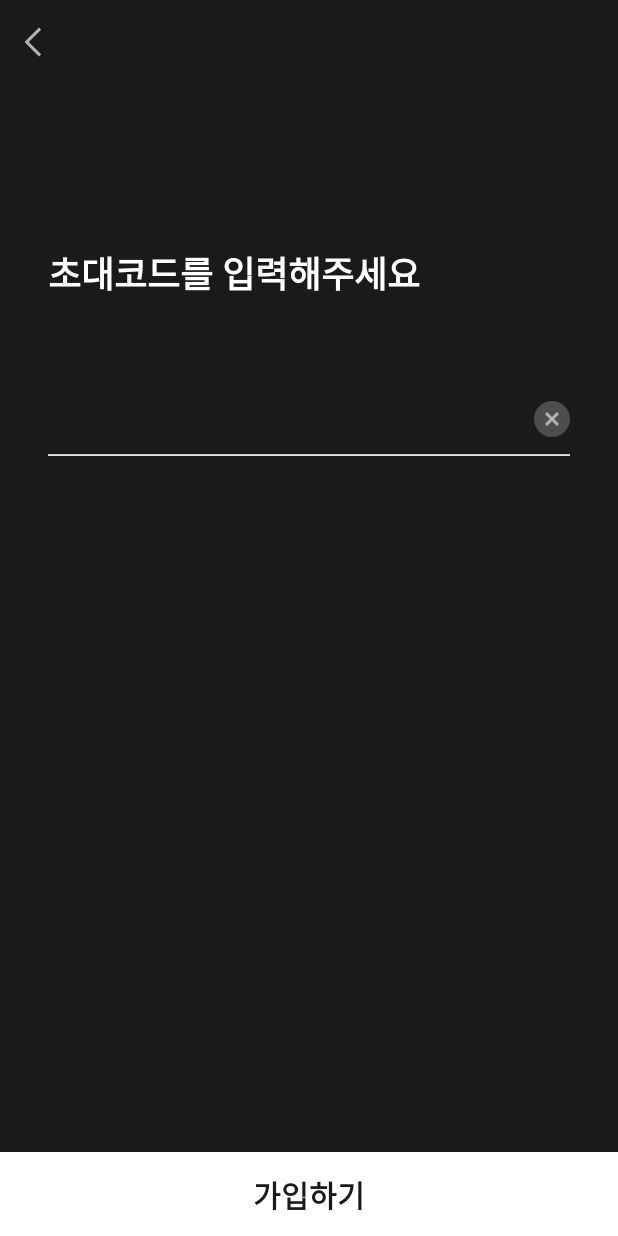
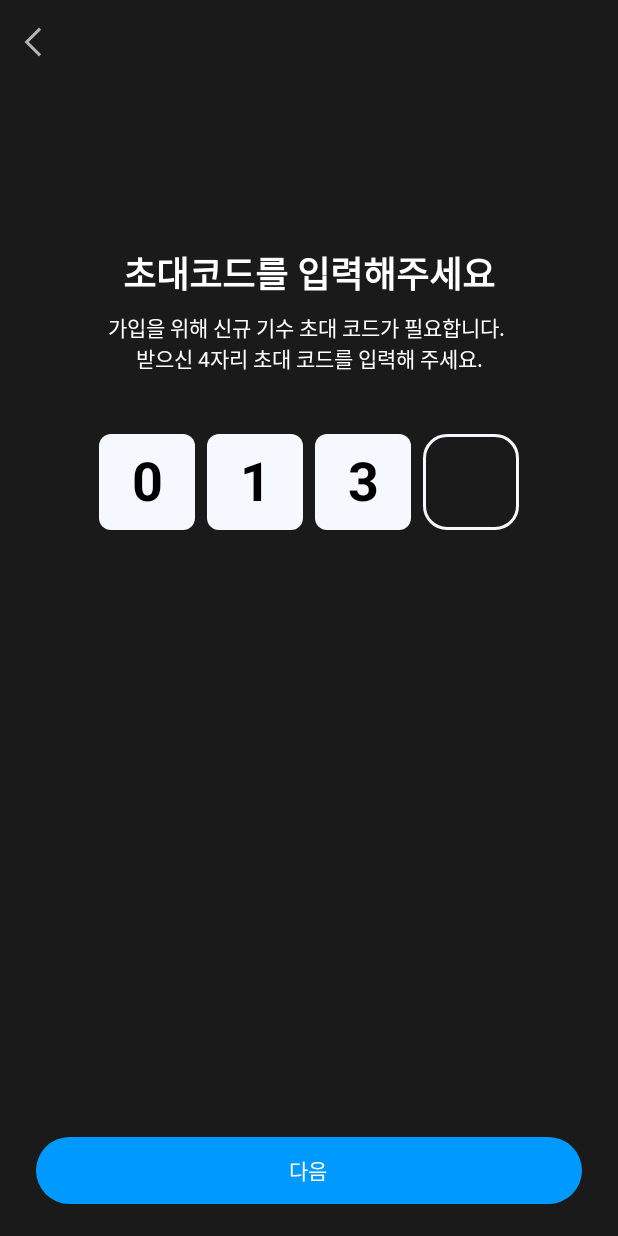
Before and after one commit to isanghoony/Attendance_Android_2024, an Android app built with Jetpack Compose: the @Preview function P1, on a phone screen of 412 x 824 dp. Run offline under Robolectric (Android 15) with nearby library versions, the phone set to English and light mode, and no system bars.

Commit message:
코드 입력 화면 일부 구현

```diff
--- a/app/src/main/java/com/ddd/attendance/ui/component/DDDText.kt
+++ b/app/src/main/java/com/ddd/attendance/ui/component/DDDText.kt
@@ -5,6 +5,7 @@ import androidx.compose.runtime.Composable
 import androidx.compose.ui.Modifier
 import androidx.compose.ui.graphics.Color
 import androidx.compose.ui.text.font.FontWeight
+import androidx.compose.ui.text.style.TextAlign
 import androidx.compose.ui.unit.TextUnit
 
 @Composable
@@ -13,13 +14,15 @@ fun DDDText(
     modifier: Modifier = Modifier,
     color: Color = Color.Unspecified,
     fontSize: TextUnit = TextUnit.Unspecified,
-    fontWeight: FontWeight? = null
+    fontWeight: FontWeight? = null,
+    textAlign: TextAlign? = null,
 ) {
     Text(
         text = text,
         modifier = modifier,
         color = color,
         fontSize = fontSize,
-        fontWeight = fontWeight
+        fontWeight = fontWeight,
+        textAlign = textAlign
     )
 }
--- a/app/src/main/java/com/ddd/attendance/ui/screen/invitationcode/InvitationCodeScreen.kt
+++ b/app/src/main/java/com/ddd/attendance/ui/screen/invitationcode/InvitationCodeScreen.kt
@@ -2,26 +2,50 @@ package com.ddd.attendance.ui.screen.invitationcode
 
 import androidx.compose.foundation.Image
 import androidx.compose.foundation.background
+import androidx.compose.foundation.border
 import androidx.compose.foundation.clickable
+import androidx.compose.foundation.layout.Arrangement
 import androidx.compose.foundation.layout.Box
 import androidx.compose.foundation.layout.Column
+import androidx.compose.foundation.layout.PaddingValues
+import androidx.compose.foundation.layout.Row
 import androidx.compose.foundation.layout.Spacer
+import androidx.compose.foundation.layout.fillMaxHeight
 import androidx.compose.foundation.layout.fillMaxSize
 import androidx.compose.foundation.layout.fillMaxWidth
 import androidx.compose.foundation.layout.height
 import androidx.compose.foundation.layout.padding
+import androidx.compose.foundation.layout.size
+import androidx.compose.foundation.layout.width
+import androidx.compose.foundation.shape.RoundedCornerShape
 import androidx.compose.foundation.text.BasicTextField
+import androidx.compose.foundation.text.KeyboardOptions
+import androidx.compose.material3.Button
+import androidx.compose.material3.ButtonColors
+import androidx.compose.material3.ButtonDefaults
 import androidx.compose.material3.HorizontalDivider
+import androidx.compose.material3.Text
 import androidx.compose.runtime.Composable
+import androidx.compose.runtime.LaunchedEffect
 import androidx.compose.runtime.getValue
 import androidx.compose.runtime.mutableStateOf
 import androidx.compose.runtime.remember
 import androidx.compose.runtime.setValue
 import androidx.compose.ui.Alignment
 import androidx.compose.ui.Modifier
+import androidx.compose.ui.focus.FocusRequester
+import androidx.compose.ui.focus.focusRequester
+import androidx.compose.ui.focus.onFocusChanged
+import androidx.compose.ui.input.key.KeyEventType
+import androidx.compose.ui.input.key.key
+import androidx.compose.ui.input.key.onKeyEvent
+import androidx.compose.ui.input.key.type
+import androidx.compose.ui.platform.LocalSoftwareKeyboardController
 import androidx.compose.ui.res.painterResource
 import androidx.compose.ui.text.font.FontWeight
+import androidx.compose.ui.text.input.KeyboardType
 import androidx.compose.ui.text.input.TextFieldValue
+import androidx.compose.ui.text.style.TextAlign
 import androidx.compose.ui.tooling.preview.Preview
 import androidx.compose.ui.unit.dp
 import androidx.compose.ui.unit.sp
@@ -34,6 +58,8 @@ import com.ddd.attendance.ui.component.DDDText
 import com.ddd.attendance.ui.component.DDDTopBar
 import com.ddd.attendance.ui.component.TopBarType
 import com.ddd.attendance.ui.theme.DDD_BLACK
+import com.ddd.attendance.ui.theme.DDD_BLUE
+import com.ddd.attendance.ui.theme.DDD_BLUE_100
 import com.ddd.attendance.ui.theme.DDD_ERROR
 import com.ddd.attendance.ui.theme.DDD_WHITE
 
@@ -48,7 +74,7 @@ fun InvitationCodeScreen(
         },
         onClickSignup = {
             viewModel.onClickSignup()
-             navController.navigate(route = ScreenName.NAME.name)
+            navController.navigate(route = ScreenName.NAME.name)
         }
     )
 }
@@ -61,7 +87,8 @@ private fun Content(
     Column(
         modifier = Modifier
             .fillMaxSize()
-            .background(color = DDD_BLACK)
+            .background(color = DDD_BLACK),
+        horizontalAlignment = Alignment.CenterHorizontally,
     ) {
         DDDTopBar(
             type = TopBarType.LEFT_IMAGE,
@@ -70,29 +97,39 @@ private fun Content(
         Spacer(modifier = Modifier.height(height = 54.dp))
         DDDText(
             text = "초대코드를 입력해주세요",
-            modifier = Modifier.padding(
-                start = 32.dp,
-                top = 54.dp
-            ),
+            modifier = Modifier
+                .padding(top = 54.dp),
             color = DDD_WHITE,
             fontWeight = FontWeight.Bold,
             fontSize = 24.sp
         )
-        DDDInputText(
+        Spacer(modifier = Modifier.height(8.dp))
+        DDDText(
+            text = "가입을 위해 신규 기수 초대 코드가 필요합니다. \n받으신 4자리 초대 코드를 입력해 주세요.",
+            color = DDD_WHITE,
             modifier = Modifier
-                .padding(
-                    start = 32.dp,
-                    end = 32.dp,
-                    top = 54.dp
-                )
+                .padding(horizontal = 58.dp),
+            textAlign = TextAlign.Center
         )
+        Spacer(modifier = Modifier.height(40.dp))
+        DDDInput()
         Spacer(modifier = Modifier.weight(weight = 1f))
-        DDDButton(
-            text = "가입하기",
+        Button(
             modifier = Modifier
-                .fillMaxWidth(),
+                .fillMaxWidth()
+                .padding(horizontal = 24.dp)
+                .padding(bottom = 20.dp),
+            colors = ButtonDefaults.buttonColors(
+                containerColor = DDD_BLUE,
+                disabledContainerColor = DDD_BLUE_100
+            ),
+            contentPadding = PaddingValues(vertical = 12.dp),
             onClick = onClickSignup
-        )
+        ) {
+            Text(
+                "다음",
+            )
+        }
     }
 }
 
@@ -138,6 +175,54 @@ private fun DDDInputText(
     }
 }
 
+@Composable
+private fun DDDInput() {
+    var value by remember { mutableStateOf(TextFieldValue("013")) }
+    var isFilled by remember { mutableStateOf(value.text.length >= 4) }
+
+    BasicTextField(
+        value = value,
+        onValueChange = {
+            // 4글자 이상 입력하는 경우 무시하도록 수정
+            value = if (it.text.length > 4) {
+                it
+            } else {
+                value
+            }
+        },
+        keyboardOptions = KeyboardOptions(keyboardType = KeyboardType.Number)
+    ) {
+        Row(
+            horizontalArrangement = Arrangement.spacedBy(8.dp),
+            verticalAlignment = Alignment.CenterVertically
+        ) {
+            repeat(4) { index ->
+                val digit = value.text.getOrNull(index)
+                if (digit != null) {
+                    Box(
+                        modifier = Modifier
+                            .size(64.dp)
+                            .background(color = DDD_BLUE_100, shape = RoundedCornerShape(8.dp)),
+                        contentAlignment = Alignment.Center
+                    ) {
+                        Text(
+                            text = digit.toString(),
+                            fontWeight = FontWeight.Bold,
+                            fontSize = 36.sp,
+                        )
+                    }
+                } else {
+                    Box(
+                        modifier = Modifier
+                            .size(64.dp)
+                            .border(width = 2.dp, color = DDD_BLUE_100, shape = RoundedCornerShape(16.dp)),
+                    )
+                }
+            }
+        }
+    }
+}
+
 @Preview(name = "Content")
 @Composable
 private fun P1() {
@@ -152,3 +237,9 @@ private fun P1() {
 private fun P2() {
     InvalidCodeView()
 }
+
+@Preview(name = "비밀번호 입력 칸")
+@Composable
+private fun P3() {
+    DDDInput()
+}
--- a/app/src/main/java/com/ddd/attendance/ui/theme/Color.kt
+++ b/app/src/main/java/com/ddd/attendance/ui/theme/Color.kt
@@ -19,3 +19,4 @@ val DDD_200 = Color(color = 0xFFE6E6E6)
 val DDD_WHITE = Color(color = 0xFFFFFFFF)
 val DDD_ERROR = Color(color = 0xFFFF5050)
 val DDD_BLUE = Color(color = 0xFF0099FF)
+val DDD_BLUE_100 = Color(color = 0xFFF5F8FF)
```
